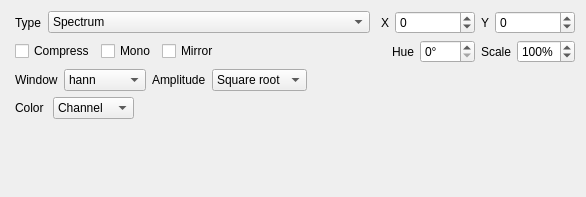
Before: the Qt Designer form src/avp/components/spectrum.ui in djfun/audio-visualizer-python, drawn with Qt 5.
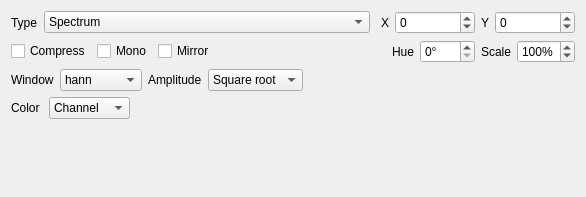
After: the same form once the commit is applied.

Diff of the .ui file:
```diff
--- a/src/avp/components/spectrum.ui
+++ b/src/avp/components/spectrum.ui
@@ -27,14 +27,6 @@
   </property>
   <layout class="QVBoxLayout" name="verticalLayout_2">
    <item>
-    <layout class="QVBoxLayout" name="verticalLayout">
-     <property name="leftMargin">
-      <number>4</number>
-     </property>
-     <item>
-      <layout class="QHBoxLayout" name="horizontalLayout_5"/>
-     </item>
-     <item>
       <layout class="QHBoxLayout" name="horizontalLayout_8">
        <item>
         <widget class="QLabel" name="label_4">
@@ -295,7 +287,7 @@
            <x>0</x>
            <y>0</y>
            <width>561</width>
-           <height>66</height>
+         <height>76</height>
           </rect>
          </property>
          <layout class="QVBoxLayout" name="verticalLayout_3">
@@ -921,8 +913,6 @@
        </widget>
       </widget>
      </item>
-    </layout>
-   </item>
    <item>
     <spacer name="verticalSpacer">
      <property name="orientation">
```
Left out of the diff: 46 changed lines with no effect on the pictures. Lines whose indentation alone changed are shown as unchanged.
